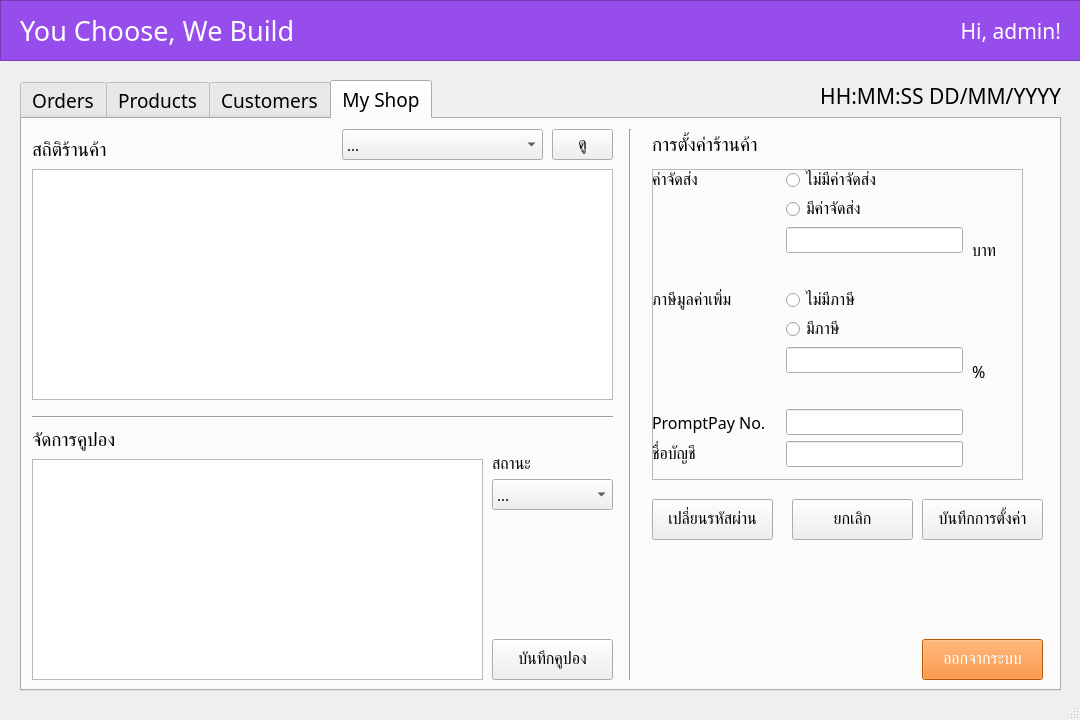
Above: ui/admin_main.ui from richeyphu/YouChooseWeBuild-Project before the change. Below: the same form after it.
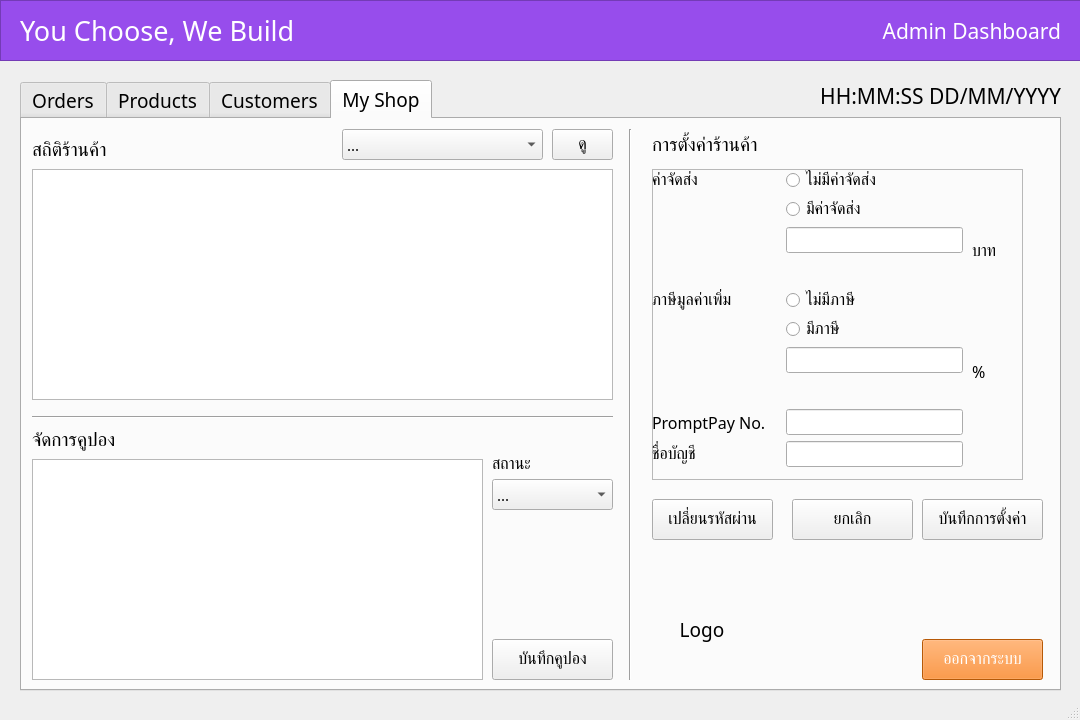
That is the form after the change. The open tabs and pages were chosen to show the change.

The edit to the form file:
```diff
--- a/ui/admin_main.ui
+++ b/ui/admin_main.ui
@@ -88,7 +88,7 @@
       <string notr="true">color: rgb(255, 255, 255);</string>
      </property>
      <property name="text">
-      <string>Hi, admin!</string>
+      <string>Admin Dashboard</string>
      </property>
      <property name="alignment">
       <set>Qt::AlignRight|Qt::AlignTrailing|Qt::AlignVCenter</set>
@@ -1565,6 +1565,22 @@
        <string>ยกเลิก</string>
       </property>
      </widget>
+     <widget class="QLabel" name="lbl_shop_logo">
+      <property name="geometry">
+       <rect>
+        <x>630</x>
+        <y>460</y>
+        <width>100</width>
+        <height>100</height>
+       </rect>
+      </property>
+      <property name="text">
+       <string>Logo</string>
+      </property>
+      <property name="alignment">
+       <set>Qt::AlignCenter</set>
+      </property>
+     </widget>
     </widget>
    </widget>
    <widget class="QLabel" name="lbl_clock">
```
Left out of the diff: 4 changed lines with no effect on the pictures.
